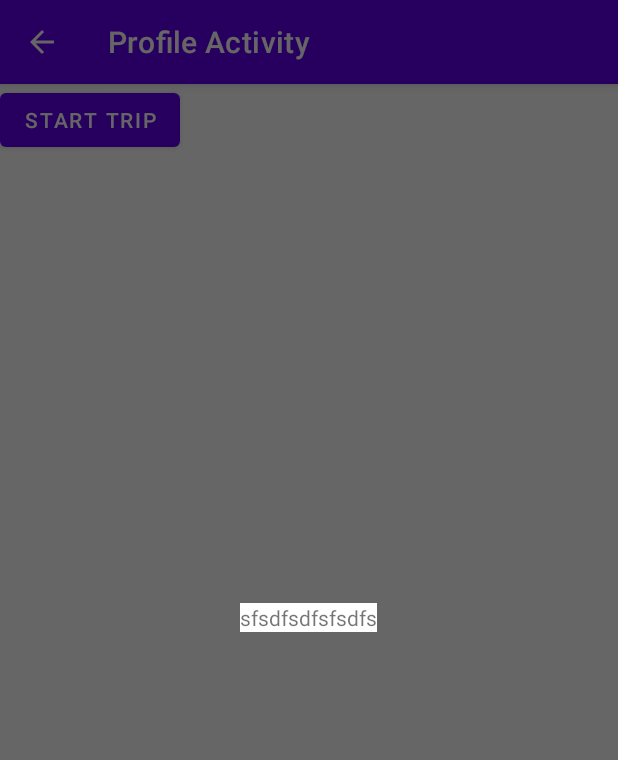
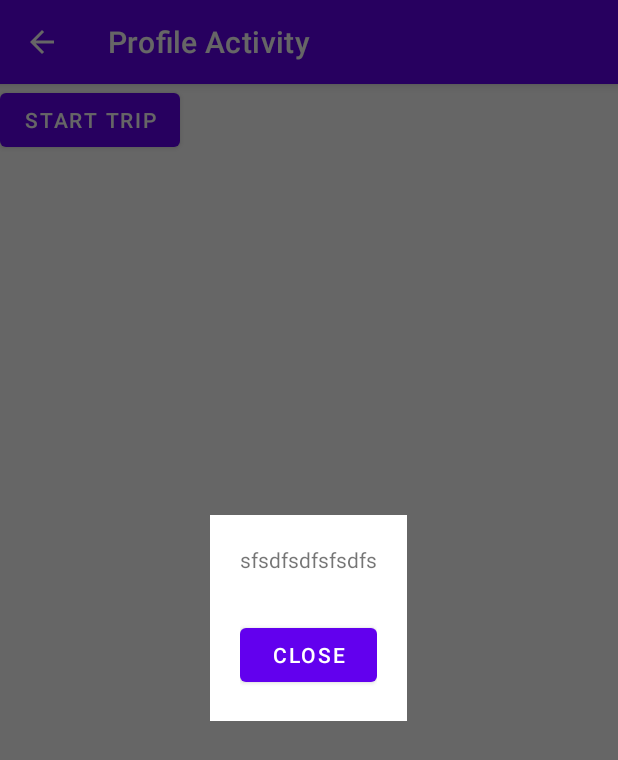
Before and after one commit to prudhvikatlaparthi/PinMM, an Android app: the ProfileActivity screen opened directly, with no data from a screen before it, after a tap on "START TRIP", on a phone screen of 412 x 824 dp. Shown: the top 760 px of the screen. Run offline under Robolectric (Android 15) with nearby library versions, the phone set to English and light mode, and no system bars; our stand-ins replace data binding; network calls fail.

Commit message:
Alert dialog

```diff
--- a/app/src/main/res/layout/success_alertdialog_layout.xml
+++ b/app/src/main/res/layout/success_alertdialog_layout.xml
@@ -1,12 +1,23 @@
-<?xml version="1.0" encoding="utf-8"?>
+<layout>
+
     <LinearLayout xmlns:android="http://schemas.android.com/apk/res/android"
         android:layout_width="match_parent"
-    android:layout_height="200dp"
+        android:layout_height="wrap_content"
         android:background="@color/white"
+        android:padding="20dp"
         android:orientation="vertical">
 
         <TextView
+            android:id="@+id/title"
             android:layout_width="wrap_content"
             android:layout_height="wrap_content"
             android:text="sfsdfsdfsfsdfs" />
+
+        <Button
+            android:layout_marginTop="30dp"
+            android:id="@+id/ok"
+            android:layout_width="match_parent"
+            android:layout_height="wrap_content"
+            android:text="close" />
     </LinearLayout>
+</layout>
```
Also changed, not shown: app/src/main/java/com/pru/pinmm/adapters/HistoryListAdapter.kt (+7 -5 lines), app/src/main/java/com/pru/pinmm/ui/HistoryActivity.kt (+19 -0 lines), app/src/main/java/com/pru/pinmm/utils/CommonUtils.kt (+13 -0 lines), app/src/main/res/layout/activity_history.xml (+11 -5 lines). Lines whose indentation alone changed are shown as unchanged.
